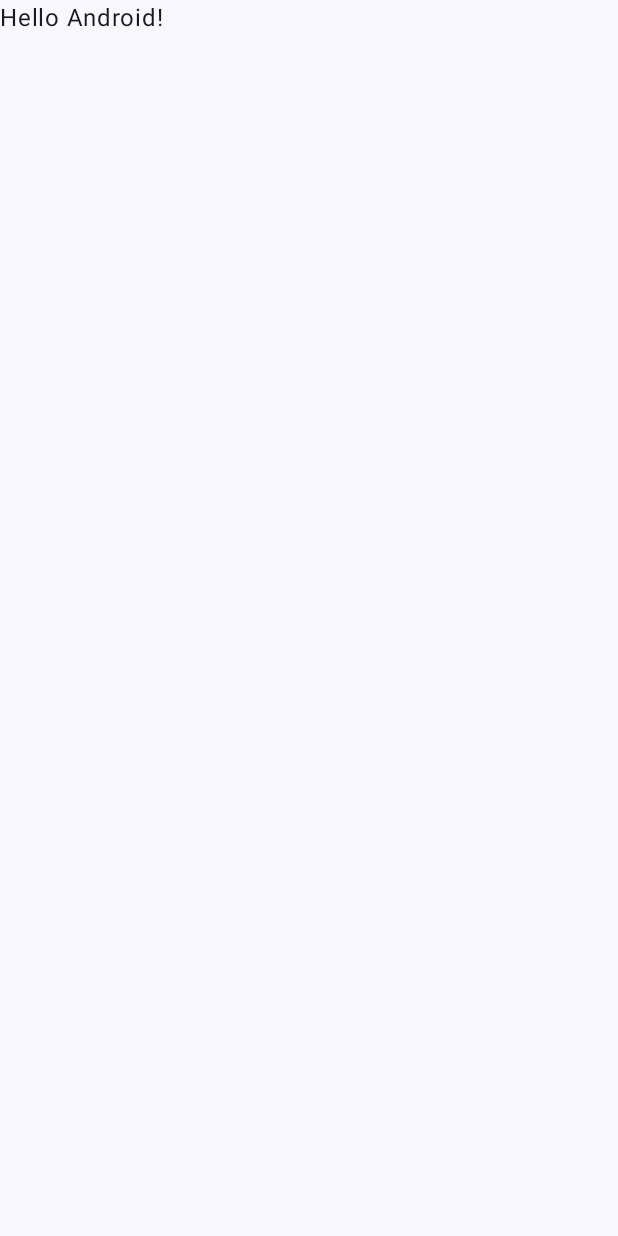
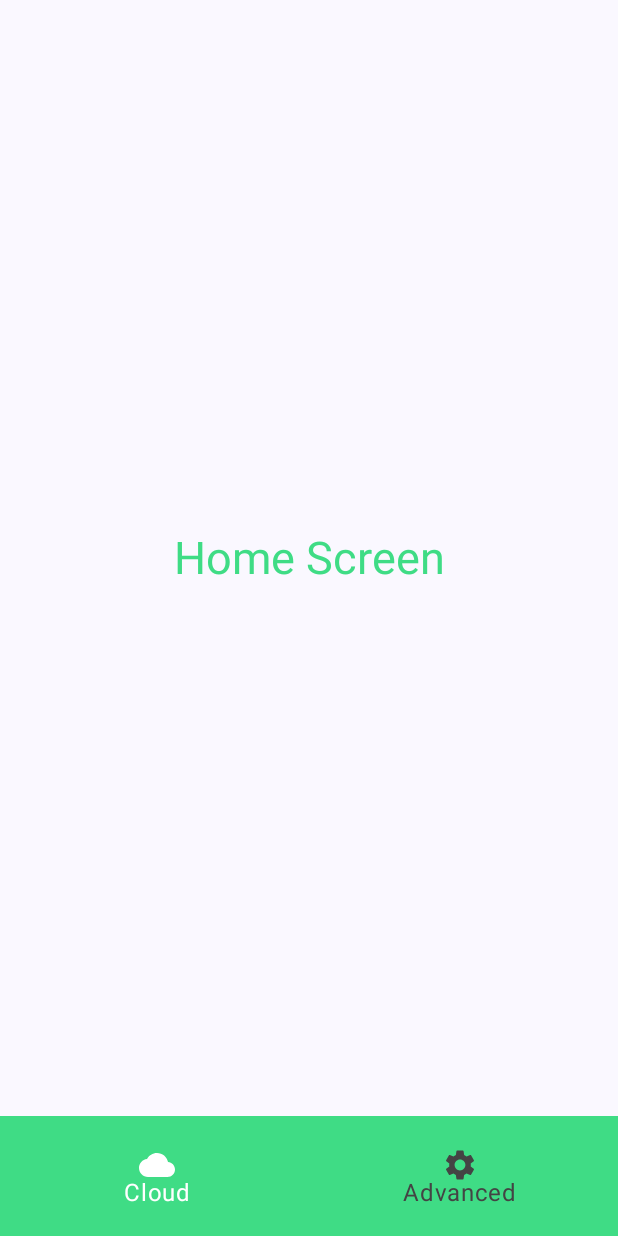
Before and after one commit to thientt2/WeatherApp, an Android app built with Jetpack Compose: the screen it shows after launch (MainActivity), on a phone screen of 412 x 824 dp. Before the commit the screen is almost empty. Run offline under Robolectric (Android 15) with nearby library versions, the phone set to English and light mode, and no system bars.

Commit message:
Tách ra 2 màn hình

```diff
--- a/app/build.gradle.kts
+++ b/app/build.gradle.kts
@@ -111,4 +111,9 @@ dependencies {
     implementation ("com.squareup.retrofit2:retrofit:2.9.0")
     implementation ("com.squareup.retrofit2:converter-gson:2.9.0")
     implementation ("com.squareup.okhttp3:okhttp:4.9.0")
+
+
+    val nav_version = "2.7.7"
+    implementation("androidx.navigation:navigation-compose:$nav_version")
+
 }
--- a/app/src/main/java/com/example/weatherapp/MainActivity.kt
+++ b/app/src/main/java/com/example/weatherapp/MainActivity.kt
@@ -4,12 +4,34 @@ import android.os.Bundle
 import androidx.activity.ComponentActivity
 import androidx.activity.compose.setContent
 import androidx.compose.foundation.layout.fillMaxSize
+import androidx.compose.foundation.layout.padding
+import androidx.compose.foundation.layout.size
+import androidx.compose.material.BottomNavigationItem
+import androidx.compose.material.icons.Icons
+import androidx.compose.material.icons.filled.Cloud
+import androidx.compose.material.icons.filled.MusicNote
+import androidx.compose.material.icons.filled.Settings
+import androidx.compose.material3.BottomAppBar
+import androidx.compose.material3.Icon
+import androidx.compose.material3.IconButton
 import androidx.compose.material3.MaterialTheme
+import androidx.compose.material3.Scaffold
 import androidx.compose.material3.Surface
 import androidx.compose.material3.Text
 import androidx.compose.runtime.Composable
+import androidx.compose.runtime.mutableStateOf
+import androidx.compose.runtime.remember
 import androidx.compose.ui.Modifier
+import androidx.compose.ui.graphics.Color
+import androidx.compose.ui.platform.LocalContext
 import androidx.compose.ui.tooling.preview.Preview
+import androidx.compose.ui.unit.dp
+import androidx.navigation.compose.NavHost
+import androidx.navigation.compose.composable
+import androidx.navigation.compose.rememberNavController
+import com.example.weatherapp.ui.advancedscreen.Advanced
+import com.example.weatherapp.ui.homescreen.Home
+import com.example.weatherapp.ui.theme.GreenCL
 import com.example.weatherapp.ui.theme.WeatherAppTheme
 
 class MainActivity : ComponentActivity() {
@@ -22,7 +44,7 @@ class MainActivity : ComponentActivity() {
                     modifier = Modifier.fillMaxSize(),
                     color = MaterialTheme.colorScheme.background
                 ) {
-                    Greeting("Android")
+                    BottomNavigation()
                 }
             }
         }
@@ -30,17 +52,53 @@ class MainActivity : ComponentActivity() {
 }
 
 @Composable
-fun Greeting(name: String, modifier: Modifier = Modifier) {
-    Text(
-        text = "Hello $name!",
-        modifier = modifier
-    )
-}
+fun BottomNavigation() {
+    val navigationController = rememberNavController()
+    val context = LocalContext.current.applicationContext
+    val selected = remember {
+        mutableStateOf(Icons.Default.Cloud)
+    }
+    Scaffold(
+        bottomBar = {
+            BottomAppBar(
+                containerColor = GreenCL,
+                tonalElevation = 8.dp
+            ) {
+                BottomNavigationItem(
+                    icon = { Icon(Icons.Default.Cloud, contentDescription = null,
+                        tint = if(selected.value == Icons.Default.Cloud) Color.White else Color.DarkGray ) },
+                    label = { Text("Cloud", color = if(selected.value == Icons.Default.Cloud) Color.White else Color.DarkGray) },
+                    selected = selected.value == Icons.Default.Cloud,
+                    onClick = {
+                        selected.value = Icons.Default.Cloud
+                        navigationController.navigate(Screen.Home.screen){
+                            popUpTo(0)
+                        }
+                    },
+                    modifier = Modifier.weight(1f)
+                )
+                BottomNavigationItem(
+                    icon = { Icon(Icons.Default.Settings, contentDescription = null,
+                        tint = if(selected.value == Icons.Default.Settings) Color.White else Color.DarkGray) },
+                    label = { Text("Advanced", color = if(selected.value == Icons.Default.Settings) Color.White else Color.DarkGray) },
+                    selected = selected.value == Icons.Default.Settings,
+                    onClick = {
+                        selected.value = Icons.Default.Settings
+                        navigationController.navigate(Screen.Advanced.screen){
+                            popUpTo(0)
+                        }
+                    },
+                    modifier = Modifier.weight(1f)
+                )
+            }
+        }
+    ) {paddingValues ->
+        NavHost(navController = navigationController,
+            startDestination = Screen.Home.screen,
+            modifier = Modifier.padding(paddingValues)){
+            composable(Screen.Home.screen){Home()}
+            composable(Screen.Advanced.screen){ Advanced() }
+        }
 
-@Preview(showBackground = true)
-@Composable
-fun GreetingPreview() {
-    WeatherAppTheme {
-        Greeting("Android")
     }
 }
--- /dev/null
+++ b/app/src/main/java/com/example/weatherapp/Screen.kt
@@ -0,0 +1,7 @@
+package com.example.weatherapp
+
+sealed class Screen(val screen: String) {
+    data object Home: Screen("home")
+    data object Advanced: Screen("advanced")
+
+}
--- /dev/null
+++ b/app/src/main/java/com/example/weatherapp/ui/advancedscreen/Advanced.kt
@@ -0,0 +1,25 @@
+package com.example.weatherapp.ui.advancedscreen
+
+import androidx.compose.foundation.layout.Arrangement
+import androidx.compose.foundation.layout.Box
+import androidx.compose.foundation.layout.Column
+import androidx.compose.foundation.layout.fillMaxSize
+import androidx.compose.material.Text
+import androidx.compose.runtime.Composable
+import androidx.compose.ui.Alignment
+import androidx.compose.ui.Modifier
+import androidx.compose.ui.unit.sp
+import com.example.weatherapp.ui.theme.GreenCL
+
+@Composable
+fun Advanced() {
+    Box(modifier = Modifier.fillMaxSize()){
+        Column(modifier = Modifier
+            .fillMaxSize()
+            .align(Alignment.Center),
+            verticalArrangement = Arrangement.Center,
+            horizontalAlignment = Alignment.CenterHorizontally) {
+            Text(text = "Advanced Screen", fontSize = 30.sp, color = GreenCL)
+        }
+    }
+}
--- /dev/null
+++ b/app/src/main/java/com/example/weatherapp/ui/homescreen/Home.kt
@@ -0,0 +1,25 @@
+package com.example.weatherapp.ui.homescreen
+
+import androidx.compose.foundation.layout.Arrangement
+import androidx.compose.foundation.layout.Box
+import androidx.compose.foundation.layout.Column
+import androidx.compose.foundation.layout.fillMaxSize
+import androidx.compose.material.Text
+import androidx.compose.runtime.Composable
+import androidx.compose.ui.Alignment
+import androidx.compose.ui.Modifier
+import androidx.compose.ui.unit.sp
+import com.example.weatherapp.ui.theme.GreenCL
+
+@Composable
+fun Home() {
+    Box(modifier = Modifier.fillMaxSize()){
+        Column(modifier = Modifier
+            .fillMaxSize()
+            .align(Alignment.Center),
+            verticalArrangement = Arrangement.Center,
+            horizontalAlignment = Alignment.CenterHorizontally) {
+                Text(text = "Home Screen", fontSize = 30.sp, color = GreenCL)
+        }
+    }
+}
--- a/app/src/main/java/com/example/weatherapp/ui/theme/Color.kt
+++ b/app/src/main/java/com/example/weatherapp/ui/theme/Color.kt
@@ -9,3 +9,5 @@ val Pink80 = Color(0xFFEFB8C8)
 val Purple40 = Color(0xFF6650a4)
 val PurpleGrey40 = Color(0xFF625b71)
 val Pink40 = Color(0xFF7D5260)
+
+val GreenCL = Color(0xFF3FDC85)
--- a/app/src/main/java/com/example/weatherapp/ui/theme/Theme.kt
+++ b/app/src/main/java/com/example/weatherapp/ui/theme/Theme.kt
@@ -16,7 +16,7 @@ import androidx.compose.ui.platform.LocalView
 import androidx.core.view.WindowCompat
 
 private val DarkColorScheme = darkColorScheme(
-    primary = Purple80,
+    primary = GreenCL,
     secondary = PurpleGrey80,
     tertiary = Pink80
 )
@@ -57,7 +57,7 @@ fun WeatherAppTheme(
     if (!view.isInEditMode) {
         SideEffect {
             val window = (view.context as Activity).window
-            window.statusBarColor = colorScheme.primary.toArgb()
+            window.statusBarColor = GreenCL.toArgb()
             WindowCompat.getInsetsController(window, view).isAppearanceLightStatusBars = darkTheme
         }
     }
```
